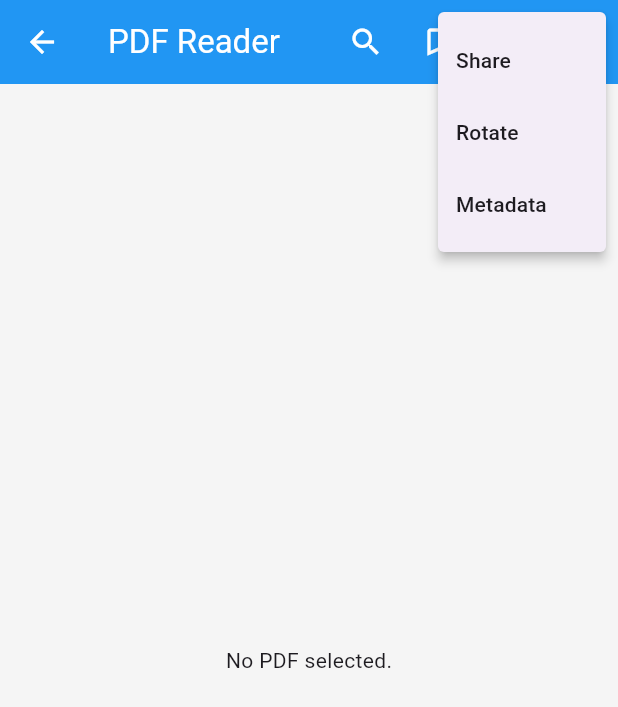
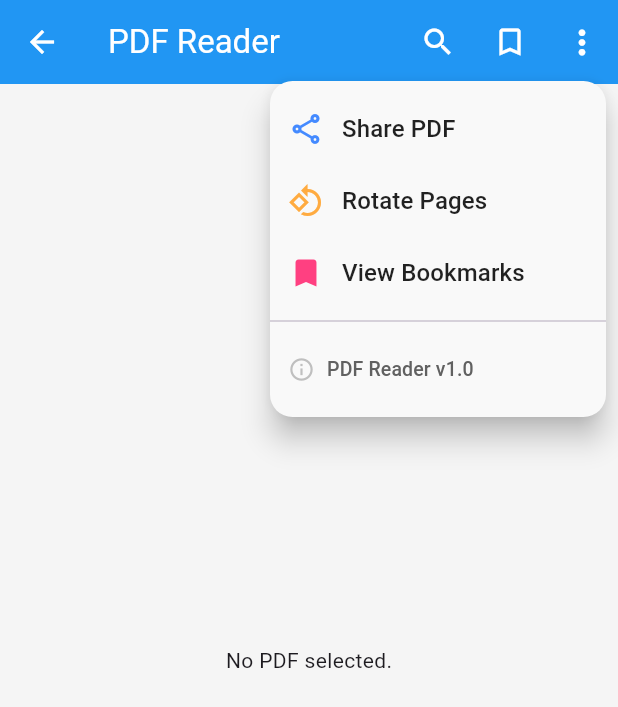
Before and after one commit to rishithareddychalla/pdf_reader, a Flutter app: the PDFReaderScreen screen opened directly, after a tap on the "more vert" icon, on a phone screen of 412 x 824 dp. Shown: the top 707 px of the screen. Run offline on Flutter 3.47's test engine with Material 3 defaults, Android fonts, the light colour scheme and no system bars; our stand-ins replace file_picker, share_plus, shared_preferences; missing offline and left inert: pdfx, syncfusion_flutter_pdf, syncfusion_flutter_pdfviewer; accounts and stored records are empty.

Commit message:
final v1

```diff
--- a/lib/main.dart
+++ b/lib/main.dart
@@ -41,6 +41,7 @@ class _MyAppState extends State<MyApp> {
   @override
   Widget build(BuildContext context) {
     return MaterialApp(
+      debugShowCheckedModeBanner: false,
       title: 'PDF Reader App',
       theme: ThemeData(
         brightness: Brightness.light,
@@ -61,9 +62,7 @@ class _MyAppState extends State<MyApp> {
         ),
       ),
       themeMode: _themeMode,
-      home: HomeScreen(
-        toggleTheme: _toggleTheme,
-      ),
+      home: HomeScreen(toggleTheme: _toggleTheme),
     );
   }
 }
--- a/lib/screens/pdf_reader_screen.dart
+++ b/lib/screens/pdf_reader_screen.dart
@@ -207,59 +207,6 @@ class _PDFReaderScreenState extends State<PDFReaderScreen> {
     }
   }
 
-  Future<void> _showMetadata() async {
-    if (_pdfFile == null) return;
-    try {
-      final Uint8List bytes = await _pdfFile!.readAsBytes();
-      final PdfDocument document = PdfDocument(inputBytes: bytes);
-      showDialog(
-        context: context,
-        builder: (context) => AlertDialog(
-          title: const Text('Metadata'),
-          content: SingleChildScrollView(
-            child: ListBody(
-              children: <Widget>[
-                Text('Title: ${document.documentInformation.title ?? 'N/A'}'),
-                Text('Author: ${document.documentInformation.author ?? 'N/A'}'),
-                Text(
-                  'Subject: ${document.documentInformation.subject ?? 'N/A'}',
-                ),
-                Text(
-                  'Keywords: ${document.documentInformation.keywords ?? 'N/A'}',
-                ),
-                Text(
-                  'Creator: ${document.documentInformation.creator ?? 'N/A'}',
-                ),
-                Text(
-                  'Producer: ${document.documentInformation.producer ?? 'N/A'}',
-                ),
-                Text(
-                  'Creation Date: ${document.documentInformation.creationDate ?? 'N/A'}',
-                ),
-                Text(
-                  'Modification Date: ${document.documentInformation.modificationDate ?? 'N/A'}',
-                ),
-              ],
-            ),
-          ),
-          actions: <Widget>[
-            TextButton(
-              child: const Text('Close'),
-              onPressed: () {
-                Navigator.of(context).pop();
-              },
-            ),
-          ],
-        ),
-      );
-      document.dispose();
-    } catch (e) {
-      ScaffoldMessenger.of(
-        context,
-      ).showSnackBar(SnackBar(content: Text('Error reading metadata: $e')));
-    }
-  }
-
   @override
   void dispose() {
     _pdfViewerController.dispose();
@@ -356,9 +303,21 @@ class _PDFReaderScreenState extends State<PDFReaderScreen> {
                   ),
                   onPressed: _toggleBookmark,
                 ),
-                IconButton(
-                  icon: const Icon(Icons.bookmarks),
-                  onPressed: () {
+                PopupMenuButton<String>(
+                  shape: RoundedRectangleBorder(
+                    borderRadius: BorderRadius.circular(15),
+                  ),
+                  elevation: 8,
+                  color: Theme.of(context).brightness == Brightness.dark
+                      ? const Color(0xFF2C2C2C) // dark background
+                      : const Color(0xFFF9F9F9), // light background
+                  offset: const Offset(0, 50),
+                  onSelected: (value) {
+                    if (value == 'Share') {
+                      _sharePDF();
+                    } else if (value == 'Rotate') {
+                      _rotateDocument();
+                    } else if (value == 'Bookmarks') {
                       Navigator.push(
                         context,
                         MaterialPageRoute(
@@ -371,33 +330,99 @@ class _PDFReaderScreenState extends State<PDFReaderScreen> {
                           ),
                         ),
                       );
-                  },
-                ),
-                PopupMenuButton<String>(
-                  onSelected: (value) {
-                    if (value == 'Share') {
-                      _sharePDF();
-                    } else if (value == 'Rotate') {
-                      _rotateDocument();
-                    } else if (value == 'Metadata') {
-                      _showMetadata();
                     }
                   },
-                  itemBuilder: (BuildContext context) =>
-                      <PopupMenuEntry<String>>[
-                        const PopupMenuItem<String>(
+                  icon: Icon(
+                    Icons.more_vert,
+                    size: 26,
+                    // color: Theme.of(context).iconTheme.color,
+                  ),
+                  itemBuilder: (BuildContext context) {
+                    final isDark =
+                        Theme.of(context).brightness == Brightness.dark;
+                    final textColor = isDark ? Colors.white : Colors.black87;
+                    final secondaryColor = isDark
+                        ? Colors.grey[400]
+                        : Colors.grey[700];
+
+                    return [
+                      PopupMenuItem<String>(
                         value: 'Share',
-                          child: Text('Share'),
+                        child: Row(
+                          children: [
+                            Icon(
+                              Icons.share_outlined,
+                              color: isDark
+                                  ? Colors.blue[300]
+                                  : Colors.blueAccent,
                             ),
-                        const PopupMenuItem<String>(
-                          value: 'Rotate',
-                          child: Text('Rotate'),
-                        ),
-                        const PopupMenuItem<String>(
-                          value: 'Metadata',
-                          child: Text('Metadata'),
+                            const SizedBox(width: 12),
+                            Text(
+                              'Share PDF',
+                              style: TextStyle(fontSize: 16, color: textColor),
                             ),
                           ],
+                        ),
+                      ),
+                      PopupMenuItem<String>(
+                        value: 'Rotate',
+                        child: Row(
+                          children: [
+                            Icon(
+                              Icons.rotate_90_degrees_ccw,
+                              color: isDark
+                                  ? Colors.orange[300]
+                                  : Colors.orangeAccent,
+                            ),
+                            const SizedBox(width: 12),
+                            Text(
+                              'Rotate Pages',
+                              style: TextStyle(fontSize: 16, color: textColor),
+                            ),
+                          ],
+                        ),
+                      ),
+                      PopupMenuItem<String>(
+                        value: 'Bookmarks',
+                        child: Row(
+                          children: [
+                            Icon(
+                              Icons.bookmark,
+                              color: isDark
+                                  ? Colors.pink[300]
+                                  : Colors.pinkAccent,
+                            ),
+                            const SizedBox(width: 12),
+                            Text(
+                              'View Bookmarks',
+                              style: TextStyle(fontSize: 16, color: textColor),
+                            ),
+                          ],
+                        ),
+                      ),
+                      const PopupMenuDivider(),
+                      PopupMenuItem<String>(
+                        enabled: false,
+                        child: Row(
+                          children: [
+                            Icon(
+                              Icons.info_outline,
+                              color: secondaryColor,
+                              size: 18,
+                            ),
+                            const SizedBox(width: 8),
+                            Text(
+                              'PDF Reader v1.0',
+                              style: TextStyle(
+                                fontSize: 13,
+                                color: secondaryColor,
+                              ),
+                            ),
+                          ],
+                        ),
+                      ),
+                    ];
+                  },
                 ),
               ],
             ),
```
Also changed, not shown: lib/screens/home_screen.dart (+63 -24 lines), lib/screens/seach_tool.dart (+66 -87 lines), lib/screens/settings_screen.dart (+34 -7 lines). Lines whose indentation alone changed are shown as unchanged.
